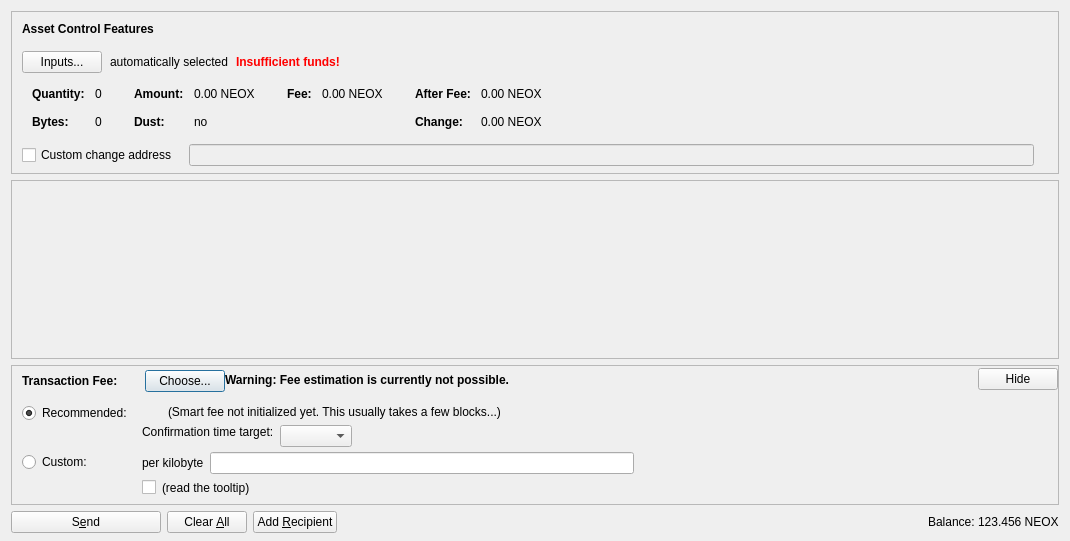
Qt form src/qt/forms/assetsdialog.ui (1NF1N18Y/Points-Smartnodes) before a commit.
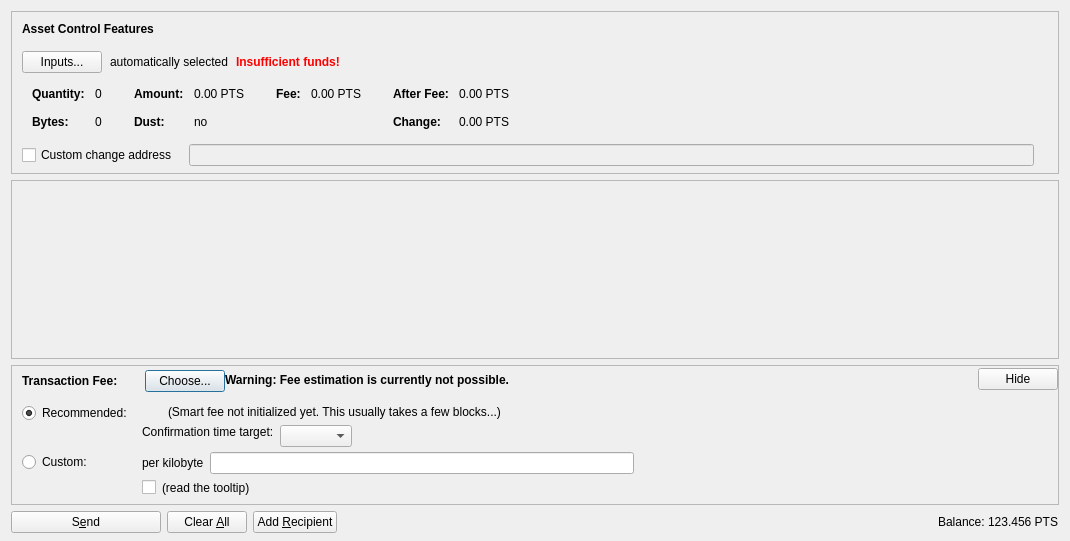
The same form after that commit. Icons and pictures are not drawn. Custom widgets are drawn as their Qt base class.

What changed in the file:
```diff
--- a/src/qt/forms/assetsdialog.ui
+++ b/src/qt/forms/assetsdialog.ui
@@ -341,7 +341,7 @@
                     <enum>Qt::ActionsContextMenu</enum>
                    </property>
                    <property name="text">
-                    <string notr="true">0.00 NEOX</string>
+                    <string notr="true">0.00 PTS</string>
                    </property>
                    <property name="textInteractionFlags">
                     <set>Qt::LinksAccessibleByMouse|Qt::TextSelectableByKeyboard|Qt::TextSelectableByMouse</set>
@@ -421,7 +421,7 @@
                     <enum>Qt::ActionsContextMenu</enum>
                    </property>
                    <property name="text">
-                    <string notr="true">0.00 NEOX</string>
+                    <string notr="true">0.00 PTS</string>
                    </property>
                    <property name="textInteractionFlags">
                     <set>Qt::LinksAccessibleByMouse|Qt::TextSelectableByKeyboard|Qt::TextSelectableByMouse</set>
@@ -472,7 +472,7 @@
                     <enum>Qt::ActionsContextMenu</enum>
                    </property>
                    <property name="text">
-                    <string notr="true">0.00 NEOX</string>
+                    <string notr="true">0.00 PTS</string>
                    </property>
                    <property name="textInteractionFlags">
                     <set>Qt::LinksAccessibleByMouse|Qt::TextSelectableByKeyboard|Qt::TextSelectableByMouse</set>
@@ -501,7 +501,7 @@
                     <enum>Qt::ActionsContextMenu</enum>
                    </property>
                    <property name="text">
-                    <string notr="true">0.00 NEOX</string>
+                    <string notr="true">0.00 PTS</string>
                    </property>
                    <property name="textInteractionFlags">
                     <set>Qt::LinksAccessibleByMouse|Qt::TextSelectableByKeyboard|Qt::TextSelectableByMouse</set>
@@ -1254,7 +1254,7 @@
             <cursorShape>IBeamCursor</cursorShape>
            </property>
            <property name="text">
-            <string notr="true">123.456 NEOX</string>
+            <string notr="true">123.456 PTS</string>
            </property>
            <property name="textInteractionFlags">
             <set>Qt::LinksAccessibleByMouse|Qt::TextSelectableByKeyboard|Qt::TextSelectableByMouse</set>
```
Left out of the diff: 4 changed lines with no effect on the pictures.
